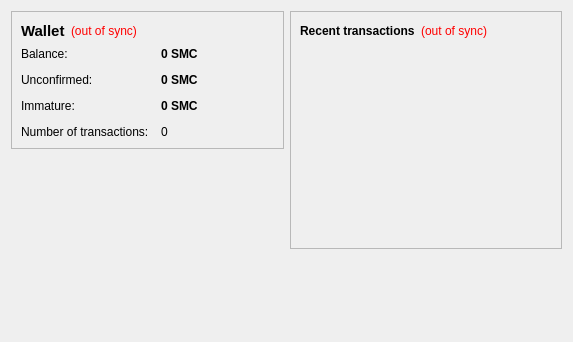
First picture: the form in src/qt/forms/overviewpage.ui, repository Alter28/XmasCoin, before the edit.
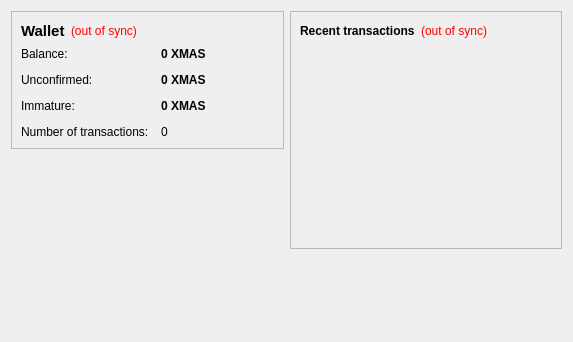
Second picture: the form after the edit.

The edit to the form file:
```diff
--- a/src/qt/forms/overviewpage.ui
+++ b/src/qt/forms/overviewpage.ui
@@ -105,7 +105,7 @@
              <string>Your current balance</string>
             </property>
             <property name="text">
-             <string notr="true">0 SMC</string>
+             <string notr="true">0 XMAS</string>
             </property>
             <property name="textInteractionFlags">
              <set>Qt::LinksAccessibleByMouse|Qt::TextSelectableByKeyboard|Qt::TextSelectableByMouse</set>
@@ -134,7 +134,7 @@
              <string>Total of transactions that have yet to be confirmed, and do not yet count toward the current balance</string>
             </property>
             <property name="text">
-             <string notr="true">0 SMC</string>
+             <string notr="true">0 XMAS</string>
             </property>
             <property name="textInteractionFlags">
              <set>Qt::LinksAccessibleByMouse|Qt::TextSelectableByKeyboard|Qt::TextSelectableByMouse</set>
@@ -177,7 +177,7 @@
              <string>Mined balance that has not yet matured</string>
             </property>
             <property name="text">
-             <string notr="true">0 SMC</string>
+             <string notr="true">0 XMAS</string>
             </property>
             <property name="textInteractionFlags">
              <set>Qt::LinksAccessibleByMouse|Qt::TextSelectableByKeyboard|Qt::TextSelectableByMouse</set>
```
Left out of the diff: 4 changed lines with no effect on the pictures.
